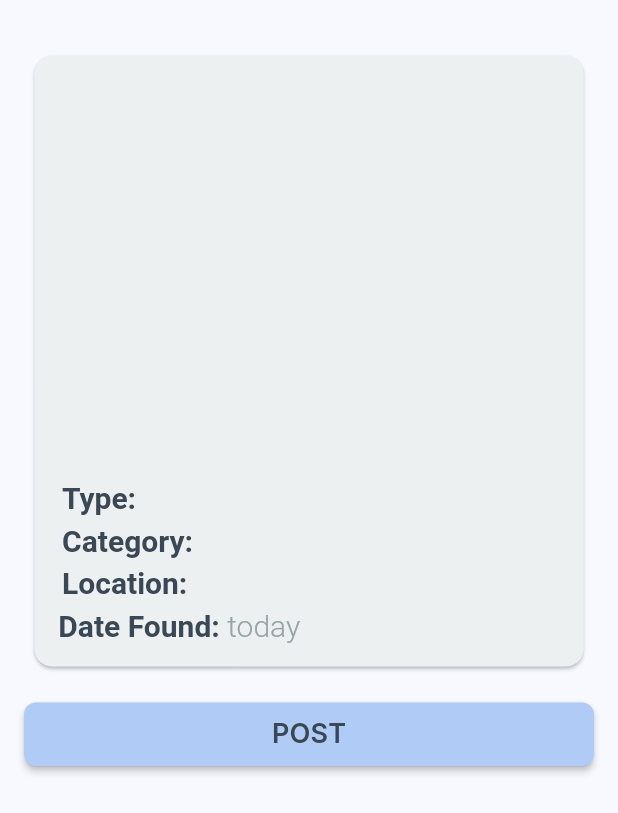
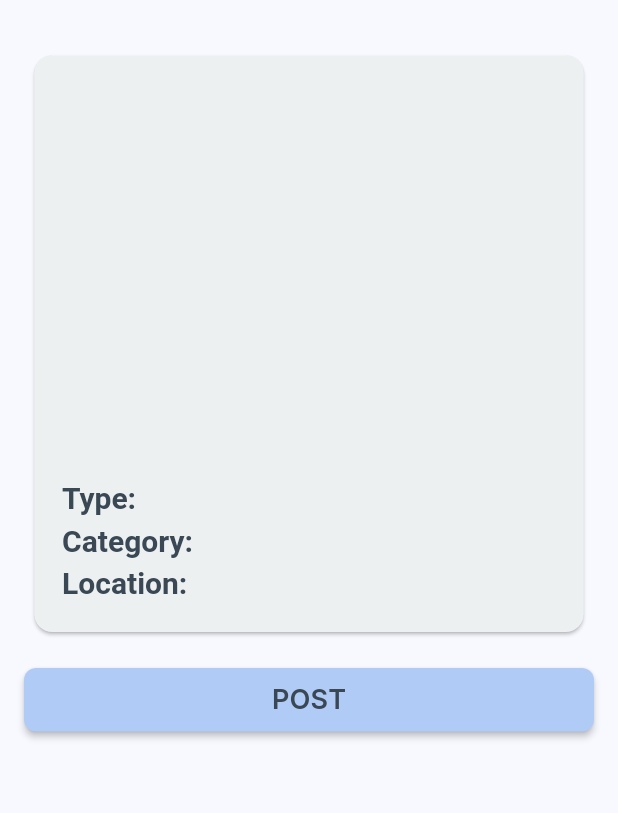
Before and after one commit to yaksh1/reclaimify, a Flutter app: the PostReviseView screen opened directly with empty values, on a phone screen of 412 x 824 dp. Shown: the top 813 px of the screen. Run offline on Flutter 3.47's test engine with Material 2 defaults, Android fonts, the light colour scheme and no system bars; our stand-ins replace cloud_firestore, firebase_auth, firebase_core, firebase_storage, flutter_screenutil, flutter_svg and 7 more; accounts and stored records are empty; project files that could hold a hidden picture were left out.

Commit message:
post revise done

```diff
--- a/lib/views/post revise view/post_revise.dart
+++ b/lib/views/post revise view/post_revise.dart
@@ -139,11 +139,11 @@ class _PostReviseViewState extends State<PostReviseView> {
                           SizedBox(
                             height: 5.h,
                           ),
-                          //$ <---- date -----> //
-                          postDetails(
-                            text1: "Date Found: ",
-                            text2: "today",
-                          ),
+                          // //$ <---- date -----> //
+                          // postDetails(
+                          //   text1: "Date Found: ",
+                          //   text2: "today",
+                          // ),
                         ],
                       ),
                     ),
```
